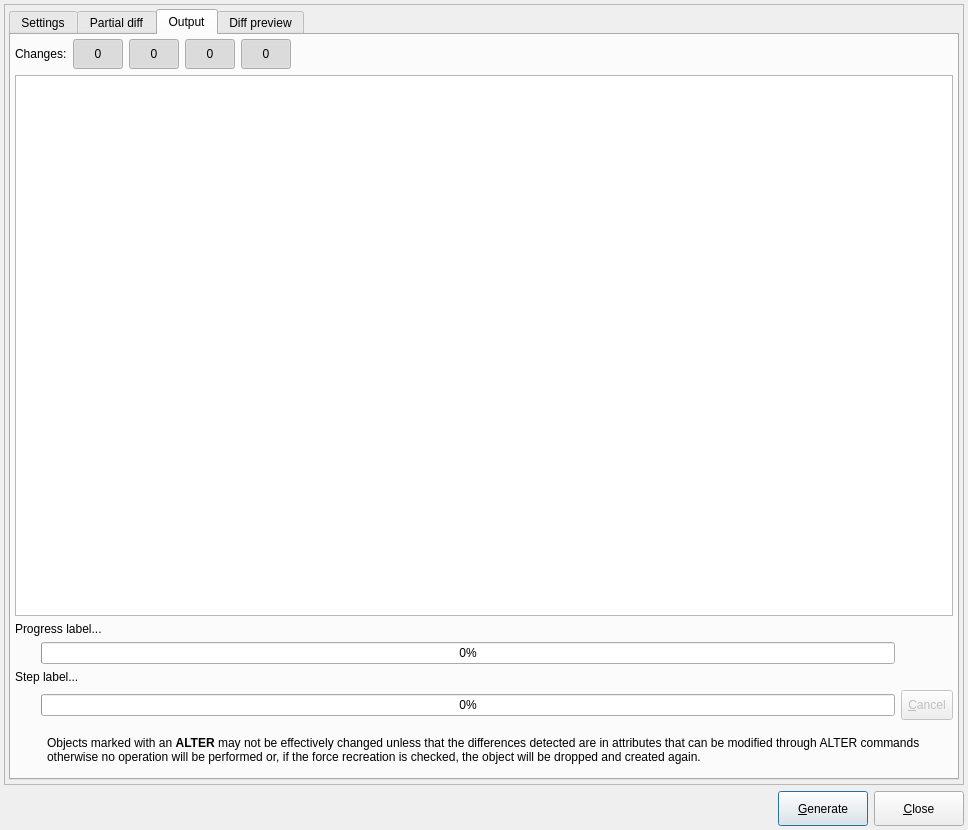
The window that libs/libgui/ui/tools/modeldatabasediffform.ui (pgmodeler/pgmodeler) describes before a commit, drawn with Qt 5.
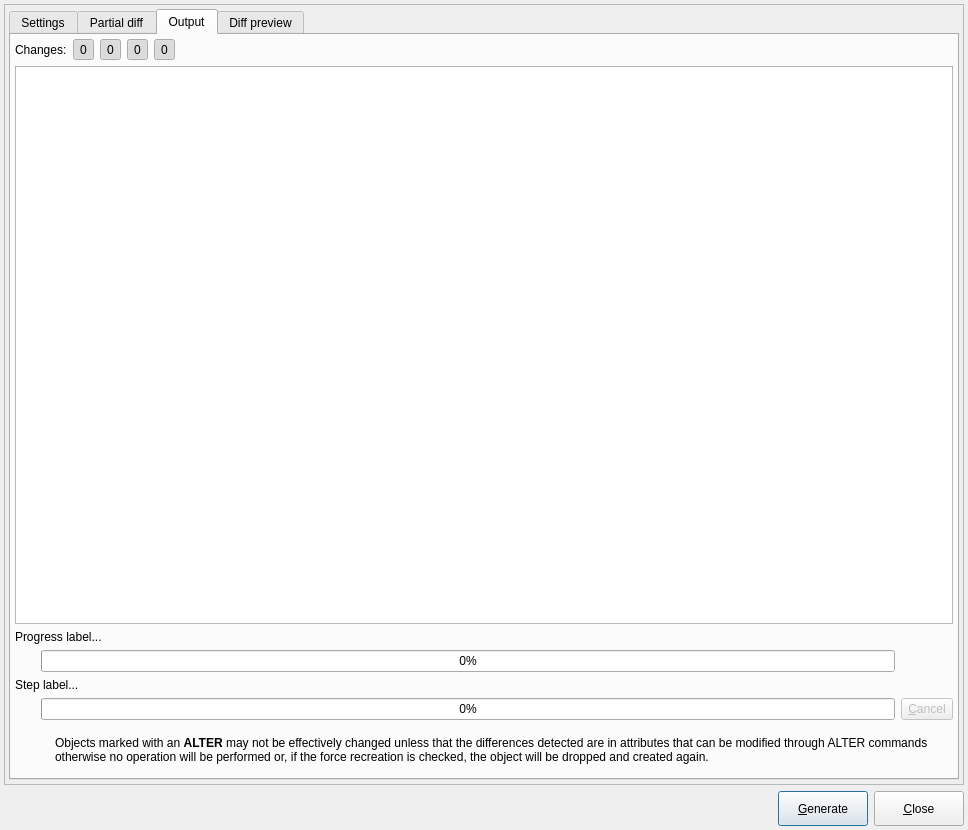
The same window after the commit. The open tabs and pages were chosen to show the change. Icons and pictures are not drawn.

Patch:
```diff
--- a/libs/libgui/ui/tools/modeldatabasediffform.ui
+++ b/libs/libgui/ui/tools/modeldatabasediffform.ui
@@ -1946,17 +1946,11 @@
                 <bool>false</bool>
                </property>
                <property name="sizePolicy">
-                <sizepolicy hsizetype="Preferred" vsizetype="Fixed">
+                <sizepolicy hsizetype="Preferred" vsizetype="Preferred">
                  <horstretch>0</horstretch>
                  <verstretch>0</verstretch>
                 </sizepolicy>
                </property>
-               <property name="minimumSize">
-                <size>
-                 <width>0</width>
-                 <height>30</height>
-                </size>
-               </property>
                <property name="text">
                 <string>&amp;Cancel</string>
                </property>
@@ -1966,8 +1960,8 @@
                </property>
                <property name="iconSize">
                 <size>
-                 <width>22</width>
-                 <height>22</height>
+                 <width>32</width>
+                 <height>32</height>
                 </size>
                </property>
                <property name="toolButtonStyle">
@@ -2083,8 +2077,8 @@
               <widget class="QLabel" name="label_3">
                <property name="minimumSize">
                 <size>
-                 <width>24</width>
-                 <height>24</height>
+                 <width>32</width>
+                 <height>32</height>
                 </size>
                </property>
                <property name="maximumSize">
@@ -2160,17 +2154,11 @@
              <item>
               <widget class="QToolButton" name="create_tb">
                <property name="sizePolicy">
-                <sizepolicy hsizetype="Preferred" vsizetype="Fixed">
+                <sizepolicy hsizetype="Preferred" vsizetype="Preferred">
                  <horstretch>0</horstretch>
                  <verstretch>0</verstretch>
                 </sizepolicy>
                </property>
-               <property name="minimumSize">
-                <size>
-                 <width>50</width>
-                 <height>30</height>
-                </size>
-               </property>
                <property name="toolTip">
                 <string>Objects to be created</string>
                </property>
@@ -2183,8 +2171,8 @@
                </property>
                <property name="iconSize">
                 <size>
-                 <width>22</width>
-                 <height>22</height>
+                 <width>32</width>
+                 <height>32</height>
                 </size>
                </property>
                <property name="checkable">
@@ -2201,17 +2189,11 @@
              <item>
               <widget class="QToolButton" name="drop_tb">
                <property name="sizePolicy">
-                <sizepolicy hsizetype="Preferred" vsizetype="Fixed">
+                <sizepolicy hsizetype="Preferred" vsizetype="Preferred">
                  <horstretch>0</horstretch>
                  <verstretch>0</verstretch>
                 </sizepolicy>
                </property>
-               <property name="minimumSize">
-                <size>
-                 <width>50</width>
-                 <height>30</height>
-                </size>
-               </property>
                <property name="toolTip">
                 <string>Objects to be dropped</string>
                </property>
@@ -2224,8 +2206,8 @@
                </property>
                <property name="iconSize">
                 <size>
-                 <width>22</width>
-                 <height>22</height>
+                 <width>32</width>
+                 <height>32</height>
                 </size>
                </property>
                <property name="checkable">
@@ -2242,17 +2224,11 @@
              <item>
               <widget class="QToolButton" name="alter_tb">
                <property name="sizePolicy">
-                <sizepolicy hsizetype="Preferred" vsizetype="Fixed">
+                <sizepolicy hsizetype="Preferred" vsizetype="Preferred">
                  <horstretch>0</horstretch>
                  <verstretch>0</verstretch>
                 </sizepolicy>
                </property>
-               <property name="minimumSize">
-                <size>
-                 <width>50</width>
-                 <height>30</height>
-                </size>
-               </property>
                <property name="toolTip">
                 <string>Possible objects to be changed</string>
                </property>
@@ -2265,8 +2241,8 @@
                </property>
                <property name="iconSize">
                 <size>
-                 <width>22</width>
-                 <height>22</height>
+                 <width>32</width>
+                 <height>32</height>
                 </size>
                </property>
                <property name="checkable">
@@ -2283,17 +2259,11 @@
              <item>
               <widget class="QToolButton" name="ignore_tb">
                <property name="sizePolicy">
-                <sizepolicy hsizetype="Preferred" vsizetype="Fixed">
+                <sizepolicy hsizetype="Preferred" vsizetype="Preferred">
                  <horstretch>0</horstretch>
                  <verstretch>0</verstretch>
                 </sizepolicy>
                </property>
-               <property name="minimumSize">
-                <size>
-                 <width>50</width>
-                 <height>30</height>
-                </size>
-               </property>
                <property name="toolTip">
                 <string>Ignored objects (system ones or with sql disabled)</string>
                </property>
@@ -2306,8 +2276,8 @@
                </property>
                <property name="iconSize">
                 <size>
-                 <width>22</width>
-                 <height>22</height>
+                 <width>32</width>
+                 <height>32</height>
                 </size>
                </property>
                <property name="checkable">
```
Left out of the diff: 286 changed lines with no effect on the pictures.
